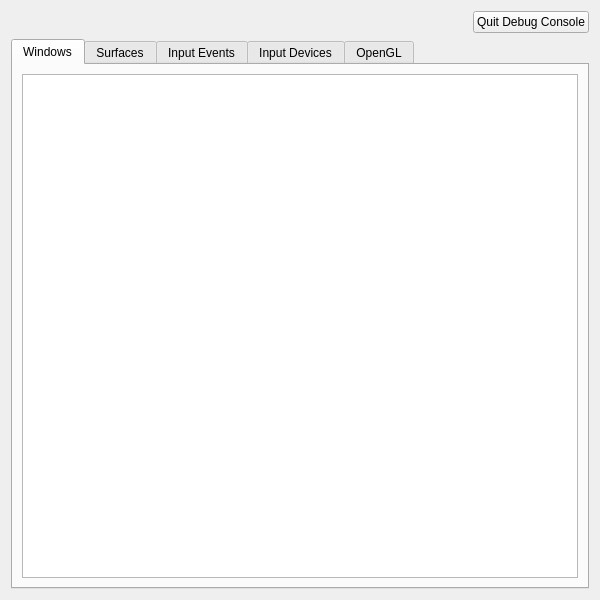
Old version of the form debug_console.ui in the repository KDE/kwin.
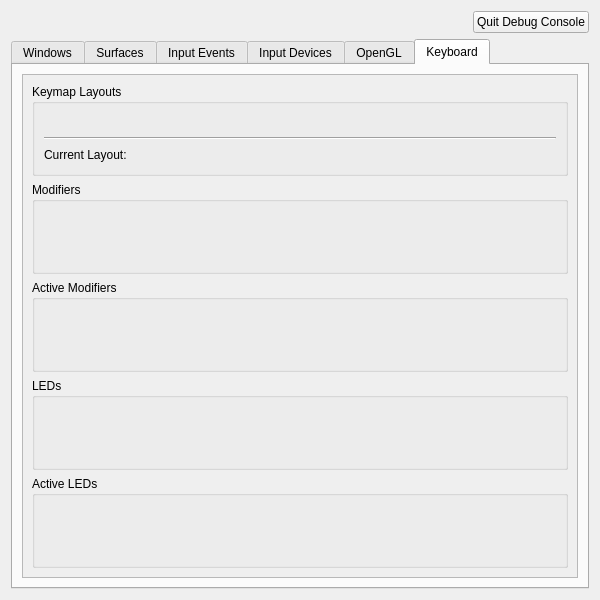
New version of the form. The open tabs and pages were chosen to show the change.

Commit message: Add a keyboard tab to the debug console

The edit to the form file:
```diff
--- a/debug_console.ui
+++ b/debug_console.ui
@@ -302,6 +302,143 @@
        </item>
       </layout>
      </widget>
+     <widget class="QWidget" name="keyboard">
+      <attribute name="title">
+       <string>Keyboard</string>
+      </attribute>
+      <layout class="QVBoxLayout" name="verticalLayout_11">
+       <item>
+        <widget class="QScrollArea" name="scrollArea">
+         <property name="frameShadow">
+          <enum>QFrame::Plain</enum>
+         </property>
+         <property name="lineWidth">
+          <number>0</number>
+         </property>
+         <property name="widgetResizable">
+          <bool>true</bool>
+         </property>
+         <widget class="QWidget" name="scrollAreaWidgetContents_2">
+          <property name="geometry">
+           <rect>
+            <x>0</x>
+            <y>0</y>
+            <width>564</width>
+            <height>495</height>
+           </rect>
+          </property>
+          <layout class="QVBoxLayout" name="verticalLayout_13">
+           <item>
+            <widget class="QGroupBox" name="layoutBox">
+             <property name="title">
+              <string>Keymap Layouts</string>
+             </property>
+             <layout class="QVBoxLayout" name="verticalLayout_12">
+              <item>
+               <widget class="QLabel" name="layoutsLabel">
+                <property name="text">
+                 <string/>
+                </property>
+               </widget>
+              </item>
+              <item>
+               <widget class="Line" name="line">
+                <property name="orientation">
+                 <enum>Qt::Horizontal</enum>
+                </property>
+               </widget>
+              </item>
+              <item>
+               <layout class="QHBoxLayout" name="horizontalLayout_2">
+                <item>
+                 <widget class="QLabel" name="label_9">
+                  <property name="text">
+                   <string>Current Layout:</string>
+                  </property>
+                 </widget>
+                </item>
+                <item>
+                 <widget class="QLabel" name="currentLayoutLabel">
+                  <property name="text">
+                   <string/>
+                  </property>
+                 </widget>
+                </item>
+               </layout>
+              </item>
+             </layout>
+            </widget>
+           </item>
+           <item>
+            <widget class="QGroupBox" name="modifiersBox">
+             <property name="title">
+              <string>Modifiers</string>
+             </property>
+             <layout class="QHBoxLayout" name="horizontalLayout_3">
+              <item>
+               <widget class="QLabel" name="modifiersLabel">
+                <property name="text">
+                 <string/>
+                </property>
+               </widget>
+              </item>
+             </layout>
+            </widget>
+           </item>
+           <item>
+            <widget class="QGroupBox" name="activeModifiersBox">
+             <property name="title">
+              <string>Active Modifiers</string>
+             </property>
+             <layout class="QVBoxLayout" name="verticalLayout_16">
+              <item>
+               <widget class="QLabel" name="activeModifiersLabel">
+                <property name="text">
+                 <string/>
+                </property>
+               </widget>
+              </item>
+             </layout>
+            </widget>
+           </item>
+           <item>
+            <widget class="QGroupBox" name="ledsBox">
+             <property name="title">
+              <string>LEDs</string>
+             </property>
+             <layout class="QVBoxLayout" name="verticalLayout_14">
+              <item>
+               <widget class="QLabel" name="ledsLabel">
+                <property name="text">
+                 <string/>
+                </property>
+               </widget>
+              </item>
+             </layout>
+            </widget>
+           </item>
+           <item>
+            <widget class="QGroupBox" name="activeLedsBox">
+             <property name="title">
+              <string>Active LEDs</string>
+             </property>
+             <layout class="QVBoxLayout" name="verticalLayout_15">
+              <item>
+               <widget class="QLabel" name="activeLedsLabel">
+                <property name="text">
+                 <string/>
+                </property>
+               </widget>
+              </item>
+             </layout>
+            </widget>
+           </item>
+          </layout>
+         </widget>
+        </widget>
+       </item>
+      </layout>
+     </widget>
     </widget>
    </item>
   </layout>
```
The commit also changes 3 other files.
